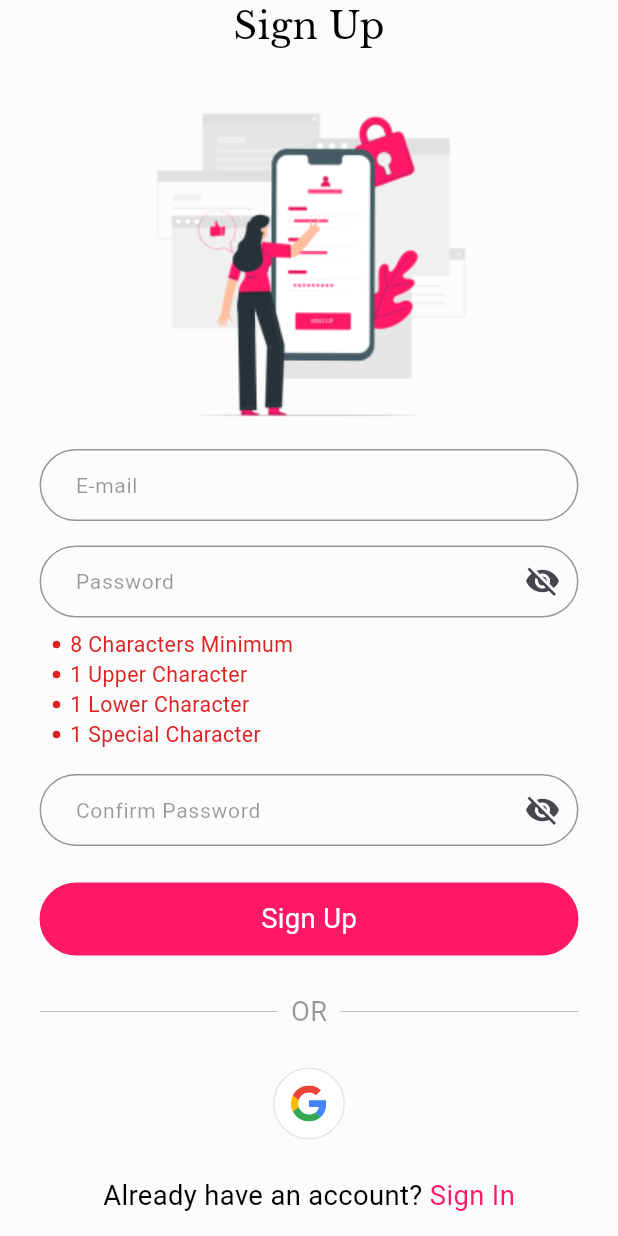
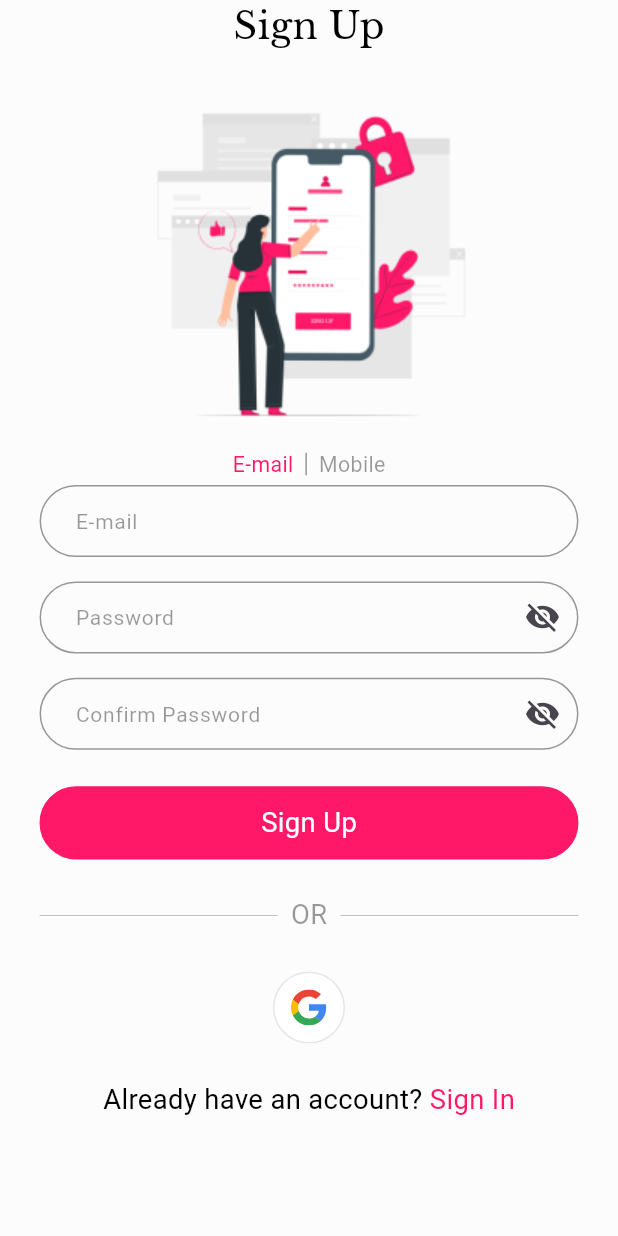
Before and after one commit to Mentorship-Diva/Diva, a Flutter app: the screen it shows after launch, on a phone screen of 412 x 824 dp. Run offline on Flutter 3.47's test engine with Material 3 defaults, Android fonts, the phone set to English and light mode, and no system bars; our stand-ins replace bloc, firebase_auth, firebase_core, flutter_bloc, flutter_screenutil, flutter_svg and 5 more; accounts and stored records are empty.

Commit message:
add signup with mobile form and change between email and mobile with animatoin

```diff
--- a/lib/core/widgets/app_text_form_field.dart
+++ b/lib/core/widgets/app_text_form_field.dart
@@ -15,6 +15,7 @@ class AppTextFormField extends StatefulWidget {
   final Function()? onTap;
   final FocusNode? focus;
   final Function(String?)? onChanged;
+  final Function()? onEditingComplete;
   final List<TextInputFormatter>? inputFormatter;
   final Widget Function(BuildContext, EditableTextState)? contextMenuBuilder;
 
@@ -30,6 +31,7 @@ class AppTextFormField extends StatefulWidget {
     this.suffixIcon,
     this.focus,
     this.onChanged,
+    this.onEditingComplete,
     this.inputFormatter,
     this.onTap,
     this.contextMenuBuilder,
@@ -58,7 +60,9 @@ class _AppTextFormFieldState extends State<AppTextFormField> {
       textInputAction: widget.textInputAction ?? TextInputAction.done,
       onChanged: (value) {
         widget.onChanged != null ? widget.onChanged!(value) : null;
-        setState(() {});
+      },
+      onEditingComplete: () {
+        widget.onEditingComplete != null ? widget.onEditingComplete!() : null;
       },
       style: const TextStyle(
         color: AppColors.blackColor,
--- a/lib/features/signup/ui/widgets/signup_form.dart
+++ b/lib/features/signup/ui/widgets/signup_form.dart
@@ -1,130 +1,116 @@
+import 'dart:math';
 import 'package:flutter/material.dart';
-import 'package:flutter_bloc/flutter_bloc.dart';
 import 'package:flutter_screenutil/flutter_screenutil.dart';
-import 'package:mentorship/core/helpers/text_form_field_validators.dart';
-import 'package:mentorship/core/widgets/app_text_form_field.dart';
-import 'package:mentorship/features/signup/ui/widgets/password_validations.dart';
-import '../../../../core/helpers/app_regex.dart';
-import '../../../../core/helpers/text_selection_options.dart';
-import '../../logic/cubits/signup_cubit.dart';
+import 'package:mentorship/core/theming/colors.dart';
+import 'package:mentorship/core/theming/text_styles.dart';
+import 'package:mentorship/features/signup/ui/widgets/signup_with_email_form.dart';
+import 'package:mentorship/features/signup/ui/widgets/signup_with_number_form.dart';
 
 class SignupForm extends StatefulWidget {
-  const SignupForm({
-    super.key,
-  });
+  const SignupForm({super.key});
 
   @override
   State<SignupForm> createState() => _SignupFormState();
 }
 
-class _SignupFormState extends State<SignupForm> {
-
-  bool isPasswordHidden = true;
-  bool isConfirmPasswordHidden = true;
-  bool hasMinimum8Characters = false;
-  bool hasOneUpperCharacter = false;
-  bool hasOneLowerCharacter = false;
-  bool hasOneSpecialCharacter = false;
+class _SignupFormState extends State<SignupForm>
+    with SingleTickerProviderStateMixin {
+  bool showEmailForm = true;
+  late AnimationController controller;
+  late Animation<double> animation;
 
   @override
   void initState() {
     super.initState();
-    setupPasswordValidationsListener();
+    controller = AnimationController(
+      duration: const Duration(milliseconds: 500),
+      vsync: this,
+    );
+    animation = Tween<double>(begin: 0, end: 1).animate(controller);
+  }
+
+  void flip() {
+    if (!showEmailForm) {
+      controller.forward();
+    } else {
+      controller.reverse();
+    }
   }
 
   @override
   Widget build(BuildContext context) {
-    return Form(
-      key: context.read<SignupCubit>().formKey,
-      child: Column(
-        children: [
-          Padding(
-            padding: EdgeInsets.only(bottom: 16.h),
-            child: AppTextFormField(
-              controller: context.read<SignupCubit>().emailController,
-              hintText: 'E-mail',
-              keyboardType: TextInputType.emailAddress,
-              textInputAction: TextInputAction.next,
-              contextMenuBuilder:
-                  TextSelectionOptions.emailTextSelectionOptions,
-              validator: (value) =>
-                  TextFormFieldValidators.emailValidator(value, context),
-            ),
-          ),
-          AppTextFormField(
-            controller: context.read<SignupCubit>().passwordController,
-            hintText: 'Password',
-            keyboardType: TextInputType.visiblePassword,
-            textInputAction: TextInputAction.next,
-            contextMenuBuilder:
-                TextSelectionOptions.passwordTextSelectionOptions,
-            validator: (value) =>
-                TextFormFieldValidators.passwordValidator(value, context),
-            isPassword: isPasswordHidden,
-            suffixIcon: GestureDetector(
+    return Column(
+      children: [
+        Row(
+          mainAxisAlignment: MainAxisAlignment.center,
+          children: [
+            GestureDetector(
               onTap: () {
                 setState(() {
-                  isPasswordHidden = !isPasswordHidden;
+                  showEmailForm = true;
                 });
+                flip();
               },
-              child: isPasswordHidden
-                  ? const Icon(Icons.visibility_off)
-                  : const Icon(Icons.visibility),
-            ),
-          ),
-          PasswordValidations(
-            hasMinimum8Characters: hasMinimum8Characters,
-            hasOneUpperCharacter: hasOneUpperCharacter,
-            hasOneLowerCharacter: hasOneLowerCharacter,
-            hasOneSpecialCharacter: hasOneSpecialCharacter,
-          ),
-          Padding(
-            padding: EdgeInsets.only(top: 16.h),
-            child: AppTextFormField(
-              controller: context.read<SignupCubit>().confirmPasswordController,
-              hintText: 'Confirm Password',
-              keyboardType: TextInputType.visiblePassword,
-              textInputAction: TextInputAction.done,
-              contextMenuBuilder:
-                  TextSelectionOptions.passwordTextSelectionOptions,
-              validator: (value) {
-                if(value!.isEmpty) {
-                  return 'Confirm Password is required';
-                } else if (context.read<SignupCubit>().confirmPasswordController.text != context.read<SignupCubit>().passwordController.text) {
-                  return 'Password does\'t match';
-                }
-                return null;
-              },
-              isPassword: isConfirmPasswordHidden,
-              suffixIcon: GestureDetector(
-                onTap: () {
-                  setState(() {
-                    isConfirmPasswordHidden = !isConfirmPasswordHidden;
-                  });
-                },
-                child: isConfirmPasswordHidden
-                    ? const Icon(Icons.visibility_off)
-                    : const Icon(Icons.visibility),
+              child: Text(
+                'E-mail',
+                style: AppTextStyles.font14Black400.copyWith(
+                  color: showEmailForm
+                      ? AppColors.mainColor
+                      : AppColors.lightGreyColor,
+                ),
               ),
             ),
+            Container(
+              width: 1,
+              height: 15,
+              color: AppColors.lightGreyColor,
+              margin: const EdgeInsets.symmetric(horizontal: 8),
+            ),
+            GestureDetector(
+              onTap: () {
+                setState(() {
+                  showEmailForm = false;
+                });
+                flip();
+              },
+              child: Text(
+                'Mobile',
+                style: AppTextStyles.font14Black400.copyWith(
+                  color: !showEmailForm
+                      ? AppColors.mainColor
+                      : AppColors.lightGreyColor,
+                ),
+              ),
+            ),
+          ],
+        ),
+        SizedBox(
+          height: 4.h,
+        ),
+        ConstrainedBox(
+          constraints: BoxConstraints(minHeight: 170.h),
+          child: AnimatedBuilder(
+            animation: animation,
+            builder: (context, child) {
+              final angle = animation.value * pi;
+              final transform = Matrix4.identity()
+                ..setEntry(3, 2, 0.001)
+                ..rotateY(angle);
+              return Transform(
+                transform: transform,
+                alignment: Alignment.center,
+                child: animation.value < 0.5
+                    ? const SignupWithEmailForm()
+                    : Transform(
+                        transform: Matrix4.identity()..rotateY(pi),
+                        alignment: Alignment.center,
+                        child: const SignupWithNumberForm(),
+                      ),
+              );
+            },
           ),
-        ],
-      ),
+        ),
+      ],
     );
   }
-  void setupPasswordValidationsListener() {
-    context.read<SignupCubit>().passwordController.addListener(
-          () {
-        setState(() {
-          hasMinimum8Characters =
-              AppRegex.hasMinLength(context.read<SignupCubit>().passwordController.text);
-          hasOneUpperCharacter = AppRegex.hasUpperCase(context.read<SignupCubit>().passwordController.text);
-          hasOneLowerCharacter = AppRegex.hasLowerCase(context.read<SignupCubit>().passwordController.text);
-          hasOneSpecialCharacter =
-              AppRegex.hasSpecialCharacter(context.read<SignupCubit>().passwordController.text);
-        });
-      },
-    );
-  }
-
 }
--- /dev/null
+++ b/lib/features/signup/ui/widgets/signup_with_email_form.dart
@@ -0,0 +1,148 @@
+import 'package:flutter/material.dart';
+import 'package:flutter_bloc/flutter_bloc.dart';
+import 'package:flutter_screenutil/flutter_screenutil.dart';
+import 'package:mentorship/features/signup/ui/widgets/password_validations.dart';
+
+import '../../../../core/helpers/app_regex.dart';
+import '../../../../core/helpers/text_form_field_validators.dart';
+import '../../../../core/helpers/text_selection_options.dart';
+import '../../../../core/widgets/app_text_form_field.dart';
+import '../../logic/cubits/signup_cubit.dart';
+
+class SignupWithEmailForm extends StatefulWidget {
+  const SignupWithEmailForm({super.key});
+
+  @override
+  State<SignupWithEmailForm> createState() => _SignupWithEmailFormState();
+}
+
+class _SignupWithEmailFormState extends State<SignupWithEmailForm> {
+  bool isPasswordHidden = true;
+  bool isConfirmPasswordHidden = true;
+  bool hasMinimum8Characters = false;
+  bool hasOneUpperCharacter = false;
+  bool hasOneLowerCharacter = false;
+  bool hasOneSpecialCharacter = false;
+  bool isValidatorsVisible = false;
+
+  @override
+  void initState() {
+    super.initState();
+    setupPasswordValidationsListener();
+  }
+
+  @override
+  Widget build(BuildContext context) {
+    return Form(
+      key: context.read<SignupCubit>().formKey,
+      child: Column(
+        children: [
+          Padding(
+            padding: EdgeInsets.only(bottom: 16.h),
+            child: AppTextFormField(
+              controller: context.read<SignupCubit>().emailController,
+              hintText: 'E-mail',
+              keyboardType: TextInputType.emailAddress,
+              textInputAction: TextInputAction.next,
+              contextMenuBuilder:
+              TextSelectionOptions.emailTextSelectionOptions,
+              validator: (value) =>
+                  TextFormFieldValidators.emailValidator(value, context),
+            ),
+          ),
+          AppTextFormField(
+            controller: context.read<SignupCubit>().passwordController,
+            hintText: 'Password',
+            keyboardType: TextInputType.visiblePassword,
+            textInputAction: TextInputAction.next,
+            contextMenuBuilder:
+            TextSelectionOptions.passwordTextSelectionOptions,
+            validator: (value) =>
+                TextFormFieldValidators.passwordValidator(value, context),
+            isPassword: isPasswordHidden,
+            suffixIcon: GestureDetector(
+              onTap: () {
+                setState(() {
+                  isPasswordHidden = !isPasswordHidden;
+                });
+              },
+              child: isPasswordHidden
+                  ? const Icon(Icons.visibility_off)
+                  : const Icon(Icons.visibility),
+            ),
+            onChanged: (value) {
+              setState(() {
+                isValidatorsVisible = true;
+              });
+            },
+            onEditingComplete: () {
+              setState(() {
+                isValidatorsVisible = false;
+              });
+            },
+          ),
+          Visibility(
+            visible: isValidatorsVisible,
+            child: PasswordValidations(
+              hasMinimum8Characters: hasMinimum8Characters,
+              hasOneUpperCharacter: hasOneUpperCharacter,
+              hasOneLowerCharacter: hasOneLowerCharacter,
+              hasOneSpecialCharacter: hasOneSpecialCharacter,
+            ),
+          ),
+          Padding(
+            padding: EdgeInsets.only(top: 16.h),
+            child: AppTextFormField(
+              controller: context.read<SignupCubit>().confirmPasswordController,
+              hintText: 'Confirm Password',
+              keyboardType: TextInputType.visiblePassword,
+              textInputAction: TextInputAction.done,
+              contextMenuBuilder:
+              TextSelectionOptions.passwordTextSelectionOptions,
+              validator: (value) {
+                if (value!.isEmpty) {
+                  return 'Confirm Password is required';
+                } else if (context
+                    .read<SignupCubit>()
+                    .confirmPasswordController
+                    .text !=
+                    context.read<SignupCubit>().passwordController.text) {
+                  return 'Password does\'t match';
+                }
+                return null;
+              },
+              isPassword: isConfirmPasswordHidden,
+              suffixIcon: GestureDetector(
+                onTap: () {
+                  setState(() {
+                    isConfirmPasswordHidden = !isConfirmPasswordHidden;
+                  });
+                },
+                child: isConfirmPasswordHidden
+                    ? const Icon(Icons.visibility_off)
+                    : const Icon(Icons.visibility),
+              ),
+            ),
+          ),
+        ],
+      ),
+    );
+  }
+
+  void setupPasswordValidationsListener() {
+    context.read<SignupCubit>().passwordController.addListener(
+          () {
+        setState(() {
+          hasMinimum8Characters = AppRegex.hasMinLength(
+              context.read<SignupCubit>().passwordController.text);
+          hasOneUpperCharacter = AppRegex.hasUpperCase(
+              context.read<SignupCubit>().passwordController.text);
+          hasOneLowerCharacter = AppRegex.hasLowerCase(
+              context.read<SignupCubit>().passwordController.text);
+          hasOneSpecialCharacter = AppRegex.hasSpecialCharacter(
+              context.read<SignupCubit>().passwordController.text);
+        });
+      },
+    );
+  }
+}
```
Also changed, not shown: lib/features/signup/ui/widgets/signup_with_number_form.dart (added, +20 -0 lines), lib/features/signup/ui/screens/signup_screen.dart (line endings or trailing spaces).
